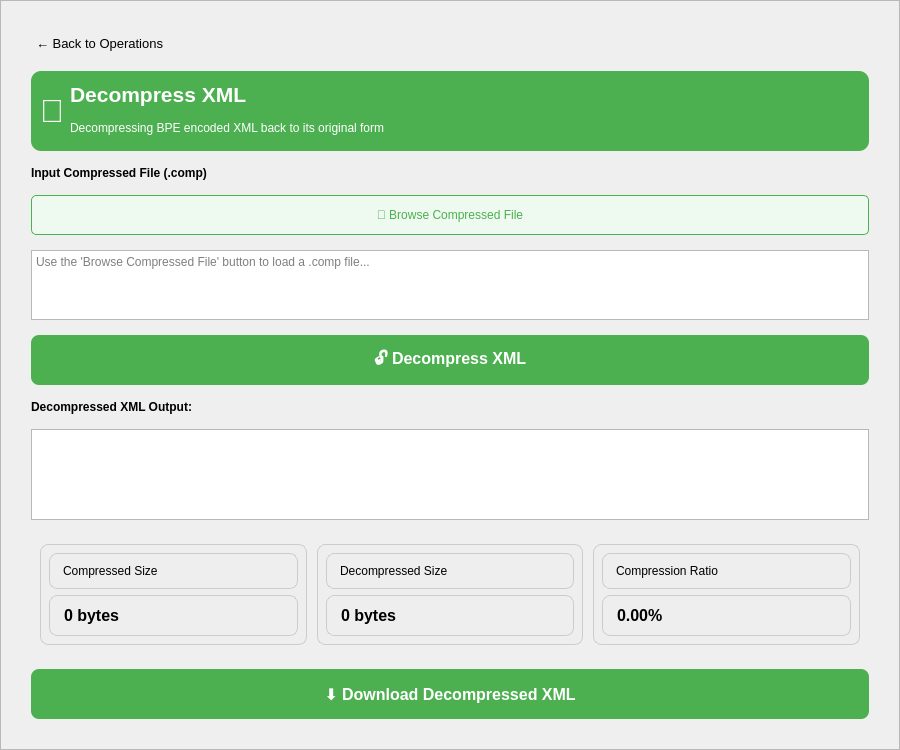
Before: the Qt Designer form src/UI/pages/DecompressPage.ui in amr10w/ILoveXML, drawn with Qt 5.
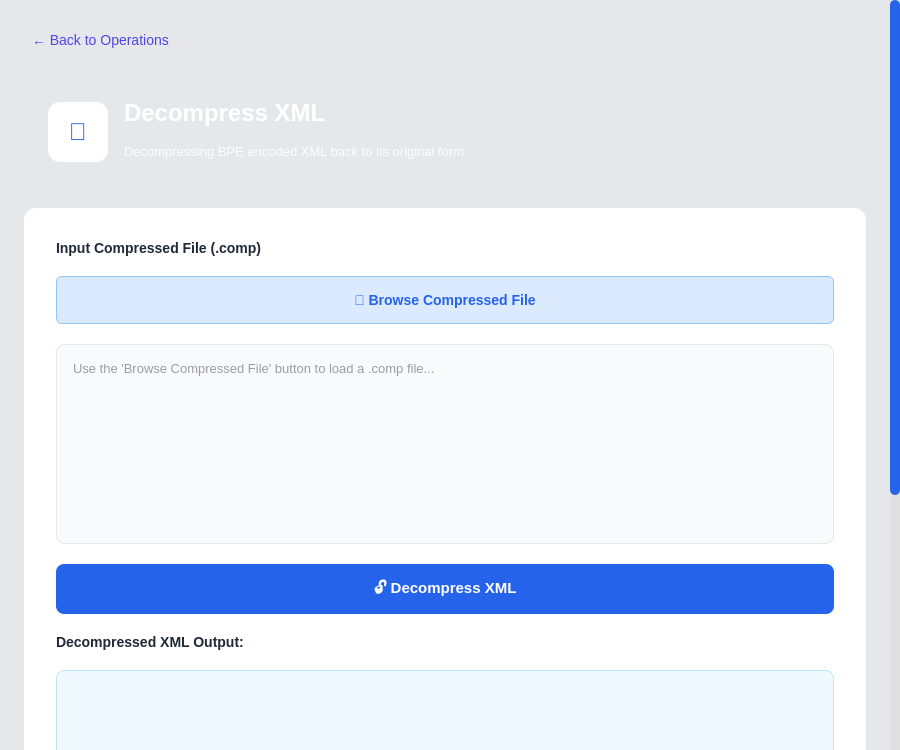
After: the same form once the commit is applied.

Commit message: fix Back to Operations button in all operations pages

```diff
--- a/src/UI/pages/DecompressPage.ui
+++ b/src/UI/pages/DecompressPage.ui
@@ -1,7 +1,7 @@
 <?xml version="1.0" encoding="UTF-8"?>
 <ui version="4.0">
  <class>DecompressPage</class>
- <widget class="QScrollArea" name="DecompressPage">
+ <widget class="QWidget" name="DecompressPage">
   <property name="geometry">
    <rect>
     <x>0</x>
@@ -13,92 +13,254 @@
   <property name="windowTitle">
    <string>Decompress XML</string>
   </property>
+  <property name="styleSheet">
+   <string notr="true">
+/* Global styles */
+QWidget {
+    background-color: #e5e7eb;
+}
+QLabel {
+    background-color: transparent;
+}
+
+/* Specific styling for scroll area's content wrapper */
+QWidget#scrollAreaWidgetContents {
+    background-color: #e5e7eb;
+}
+
+/* Back Button */
+QPushButton#backButton {
+    background-color: transparent;
+    border: none;
+    color: #4f46e5;
+    font-size: 14px;
+    text-align: left;
+    padding: 8px;
+}
+
+QPushButton#backButton:hover {
+    background-color: rgba(79, 70, 229, 0.1);
+    border-radius: 6px;
+    text-decoration: none;
+}
+
+/* Header Widget (Gradient Blue) - Overriding for Green Theme if desired, but user asked for Gradient Blue styling from Reference? 
+   User said: "Update the headerWidget to use the Gradient Blue styling from the Reference"
+   Okay, I will use the blue gradient. */
+QWidget#headerWidget {
+    background: qlineargradient(x1:0, y1:0, x2:1, y2:0,
+                                 stop:0 #2563eb, stop:1 #0891b2);
+    border-radius: 12px;
+}
+
+QLabel#titleLabel {
+    color: white;
+    font-size: 24px;
+    font-weight: bold;
+}
+
+QLabel#subtitleLabel {
+    color: rgba(255, 255, 255, 0.9);
+    font-size: 13px;
+}
+
+/* Content Widget (White Card) */
+QWidget#contentWidget {
+    background-color: white;
+    border-radius: 12px;
+}
+
+/* Labels */
+QLabel#inputLabel, QLabel#outputLabel {
+    color: #1f2937;
+    font-size: 14px;
+    font-weight: 600;
+}
+
+/* Browse Button */
+QPushButton#browseButton {
+    background-color: #dbeafe;
+    color: #2563eb;
+    border: 1px solid #93c5fd;
+    border-radius: 6px;
+    padding: 12px 24px;
+    font-size: 14px;
+    font-weight: 500;
+}
+
+QPushButton#browseButton:hover {
+    background-color: #bfdbfe;
+}
+
+/* Input Text Edit */
+QTextEdit#inputTextEdit {
+    background-color: #f9fafb;
+    border: 1px solid #e5e7eb;
+    border-radius: 8px;
+    padding: 12px;
+    font-family: 'Courier New', monospace;
+    font-size: 13px;
+    color: #374151;
+}
+
+QTextEdit#inputTextEdit:focus {
+    border: 2px solid #3b82f6;
+    background-color: white;
+}
+
+/* Output Text Edit */
+QTextEdit#outputTextEdit {
+    background-color: #f0f9ff;
+    border: 1px solid #bae6fd;
+    border-radius: 8px;
+    padding: 12px;
+    font-family: 'Courier New', monospace;
+    font-size: 13px;
+    color: #0c4a6e;
+}
+
+/* Decompress Button */
+QPushButton#decompressButton {
+    background-color: #2563eb;
+    color: white;
+    border: none;
+    border-radius: 8px;
+    padding: 14px 28px;
+    font-size: 15px;
+    font-weight: 600;
+}
+
+QPushButton#decompressButton:hover {
+    background-color: #1d4ed8;
+}
+
+QPushButton#decompressButton:pressed {
+    background-color: #1e40af;
+}
+
+/* Download Button */
+QPushButton#downloadButton {
+    background-color: #3b82f6;
+    color: white;
+    border: none;
+    border-radius: 8px;
+    padding: 12px 24px;
+    font-size: 14px;
+    font-weight: 600;
+}
+
+QPushButton#downloadButton:hover {
+    background-color: #2563eb;
+}
+
+/* Stats Box Styling */
+QWidget#originalSizeBox, QWidget#decompressedSizeBox, QWidget#reductionRatioBox {
+    background-color: #f3f4f6;
+    border: 1px solid #e5e7eb;
+    border-radius: 8px;
+}
+QLabel { color: #374151; }
+QLabel#originalSizeLabel, QLabel#decompressedSizeLabel, QLabel#reductionLabel {
+    color: #111827;
+}
+
+/* ScrollBar */
+QScrollBar:vertical {
+    border: none;
+    background: #e0e0e0;
+    width: 10px; 
+    margin: 0px; 
+}
+QScrollBar::handle:vertical {
+    background: #2563eb; 
+    min-height: 20px;
+    border-radius: 5px;
+}
+QScrollBar::handle:vertical:hover {
+    background: #1d4ed8; 
+}
+QScrollBar::add-line:vertical, QScrollBar::sub-line:vertical {
+    border: none;
+    background: none;
+    height: 0px; 
+}
+QScrollBar::add-page:vertical, QScrollBar::sub-page:vertical {
+    background: none;
+}
+   </string>
+  </property>
+
+  <layout class="QVBoxLayout" name="rootLayout">
+   <property name="leftMargin"><number>0</number></property>
+   <property name="rightMargin"><number>0</number></property>
+   <property name="topMargin"><number>0</number></property>
+   <property name="bottomMargin"><number>0</number></property>
+
+   <item>
+    <widget class="QScrollArea" name="scrollArea">
   <property name="widgetResizable">
    <bool>true</bool>
   </property>
+     <property name="frameShape">
+      <enum>QFrame::NoFrame</enum>
+     </property>
+
   <widget class="QWidget" name="scrollAreaWidgetContents">
-   <layout class="QVBoxLayout" name="verticalLayout">
-    <property name="spacing">
-     <number>15</number>
-    </property>
-    <property name="leftMargin">
-     <number>30</number>
-    </property>
-    <property name="topMargin">
-     <number>30</number>
-    </property>
-    <property name="rightMargin">
-     <number>30</number>
-    </property>
-    <property name="bottomMargin">
-     <number>30</number>
-    </property>
-    
-    <item alignment="Qt::AlignLeft"> 
+      <layout class="QVBoxLayout" name="mainLayout">
+       <property name="spacing"><number>16</number></property>
+       <property name="leftMargin"><number>24</number></property>
+       <property name="topMargin"><number>24</number></property>
+       <property name="rightMargin"><number>24</number></property>
+       <property name="bottomMargin"><number>24</number></property>
+
+       <!-- 1. Back Button (Plain) -->
+       <item>
      <widget class="QPushButton" name="backButton">
-      <property name="font">
-       <font>
-        <pointsize>10</pointsize>
-       </font>
-      </property>
-      <property name="styleSheet">
-       <string notr="true">
-        QPushButton {
-         border: none;
-         background-color: transparent;
-         color: black; 
-         padding: 5px;
-         text-align: left;
-        }
-        QPushButton:hover {
-         text-decoration: underline;
-        }
-       </string>
-      </property>
       <property name="text">
        <string>← Back to Operations</string>
       </property>
-     </widget>
-    </item>
-    
+         <property name="cursor">
+          <cursorShape>PointingHandCursor</cursorShape>
+         </property>
+        </widget>
+       </item>
+
+       <!-- 2. Header Widget -->
     <item>
-     <widget class="QWidget" name="headerWidget">
+        <widget class="QWidget" name="headerWidget" native="true">
       <property name="minimumSize">
-       <size>
-        <width>0</width>
-        <height>80</height>
-       </size>
-      </property>
-      <property name="styleSheet">
-       <string notr="true">background-color: #4CAF50; border-radius: 10px; color: white;</string>
-      </property>
-      <layout class="QHBoxLayout" name="horizontalLayout_header">
+          <size><width>0</width><height>120</height></size>
+         </property>
+         <layout class="QHBoxLayout" name="headerLayout">
+          <property name="spacing"><number>16</number></property>
+          <property name="leftMargin"><number>24</number></property>
+          <property name="topMargin"><number>24</number></property>
+          <property name="rightMargin"><number>24</number></property>
+          <property name="bottomMargin"><number>24</number></property>
+
        <item>
         <widget class="QLabel" name="iconLabel">
-         <property name="text">
-          <string>📂</string>
-         </property>
-         <property name="font">
-          <font>
-           <pointsize>24</pointsize>
-          </font>
-         </property>
+            <property name="minimumSize">
+             <size><width>60</width><height>60</height></size>
+            </property>
+            <property name="maximumSize">
+             <size><width>60</width><height>60</height></size>
+            </property>
+            <property name="styleSheet">
+             <string notr="true">background-color: white; border-radius: 12px; font-size: 24px; font-weight: bold; color: #2563eb;</string>
+            </property>
+            <property name="text"><string>📂</string></property>
          <property name="alignment">
           <set>Qt::AlignCenter</set>
          </property>
         </widget>
        </item>
+
        <item>
-        <layout class="QVBoxLayout" name="verticalLayout_title">
+           <layout class="QVBoxLayout" name="headerTextLayout">
+            <property name="spacing"><number>4</number></property>
          <item>
           <widget class="QLabel" name="titleLabel">
-           <property name="font">
-            <font>
-             <pointsize>16</pointsize>
-             <weight>75</weight>
-             <bold>true</bold>
-            </font>
-           </property>
            <property name="text">
             <string>Decompress XML</string>
            </property>
@@ -113,57 +275,46 @@
          </item>
         </layout>
        </item>
-       <item>
-        <spacer name="horizontalSpacer">
-         <property name="orientation">
-          <enum>Qt::Horizontal</enum>
-         </property>
-         <property name="sizeHint" stdset="0">
-          <size>
-           <width>40</width>
-           <height>20</height>
-          </size>
-         </property>
-        </spacer>
-       </item>
+          <item><spacer name="horizontalSpacer"><property name="orientation"><enum>Qt::Horizontal</enum></property></spacer></item>
       </layout>
      </widget>
     </item>
-    
+
+       <!-- 3. Content Widget (White Card) -->
+       <item>
+        <widget class="QWidget" name="contentWidget" native="true">
+         <layout class="QVBoxLayout" name="contentLayout">
+          <property name="spacing"><number>20</number></property>
+          <property name="leftMargin"><number>32</number></property>
+          <property name="topMargin"><number>32</number></property>
+          <property name="rightMargin"><number>32</number></property>
+          <property name="bottomMargin"><number>32</number></property>
+
+          <!-- Input Label -->
     <item>
      <widget class="QLabel" name="inputLabel">
-      <property name="font">
-       <font>
-        <weight>75</weight>
-        <bold>false</bold>
-       </font>
-      </property>
-      <property name="styleSheet">
-       <string notr="true">color: black;</string>
-      </property>
       <property name="text">
        <string>Input Compressed File (.comp)</string>
       </property>
      </widget>
     </item>
-    
+
+          <!-- Browse Button -->
     <item>
      <widget class="QPushButton" name="browseButton">
       <property name="minimumSize">
-       <size>
-        <width>0</width>
-        <height>40</height>
-       </size>
-      </property>
-      <property name="styleSheet">
-       <string notr="true">background-color: #EEFAF0; color: #4CAF50; border: 1px solid #4CAF50; border-radius: 5px;</string>
+             <size><width>0</width><height>48</height></size>
+            </property>
+            <property name="cursor">
+             <cursorShape>PointingHandCursor</cursorShape>
       </property>
       <property name="text">
        <string>📂 Browse Compressed File</string>
       </property>
      </widget>
     </item>
-    
+
+          <!-- Input Text Edit -->
     <item>
      <widget class="QTextEdit" name="inputTextEdit">
       <property name="sizePolicy">
@@ -172,79 +323,50 @@
         <verstretch>1</verstretch>
        </sizepolicy>
       </property>
-      <property name="minimumHeight">
-       <number>150</number>
-      </property>
-      <property name="styleSheet">
-       <string notr="true">color: black;</string>
+            <property name="minimumSize">
+             <size><width>0</width><height>200</height></size>
       </property>
       <property name="placeholderText">
        <string>Use the 'Browse Compressed File' button to load a .comp file...</string>
       </property>
      </widget>
     </item>
-    
+
+          <!-- Decompress Button -->
     <item>
      <widget class="QPushButton" name="decompressButton">
       <property name="minimumSize">
-       <size>
-        <width>0</width>
-        <height>50</height>
-       </size>
-      </property>
-      <property name="font">
-       <font>
-        <pointsize>12</pointsize>
-        <weight>75</weight>
-        <bold>true</bold>
-       </font>
-      </property>
-      <property name="styleSheet">
-       <string notr="true">background-color: #4CAF50; color: white; border-radius: 8px;</string>
+             <size><width>0</width><height>50</height></size>
+            </property>
+            <property name="cursor">
+             <cursorShape>PointingHandCursor</cursorShape>
       </property>
       <property name="text">
        <string>🔓 Decompress XML</string>
       </property>
      </widget>
     </item>
-    
+
+          <!-- Output Label -->
     <item>
      <widget class="QLabel" name="outputLabel">
-      <property name="font">
-       <font>
-        <weight>75</weight>
-        <bold>true</bold>
-       </font>
-      </property>
-      <property name="text">
-       <string>Decompressed XML Output:</string>
-      </property>
-      <property name="visible">
-       <bool>false</bool>
-      </property>
-      <property name="styleSheet">
-       <string notr="true">color: black;</string>
-      </property>
-     </widget>
-    </item>
-    
+            <property name="text"><string>Decompressed XML Output:</string></property>
+            <property name="visible"><bool>false</bool></property>
+           </widget>
+          </item>
+
+          <!-- Output Text Edit -->
     <item>
      <widget class="QTextEdit" name="outputTextEdit">
-      <property name="visible">
-       <bool>false</bool>
-      </property>
-      <property name="minimumHeight">
-       <number>150</number>
-      </property>
-      <property name="readOnly">
-       <bool>true</bool>
-      </property>
-      <property name="styleSheet">
-       <string notr="true">color: black;</string>
-      </property>
-     </widget>
-    </item>
-    
+            <property name="minimumSize">
+             <size><width>0</width><height>250</height></size>
+            </property>
+            <property name="readOnly"><bool>true</bool></property>
+            <property name="visible"><bool>false</bool></property>
+           </widget>
+          </item>
+          
+          <!-- Stats Container -->
     <item>
      <widget class="QWidget" name="statsContainer">
       <property name="visible">
@@ -257,143 +379,60 @@
        
        <item>
         <widget class="QWidget" name="originalSizeBox">
-         <property name="styleSheet">
-          <string notr="true">background-color: #EEE; border-radius: 8px; padding: 10px; border: 1px solid #CCC; color: black;</string>
-         </property>
          <layout class="QVBoxLayout" name="verticalLayout_original">
-          <item>
-           <widget class="QLabel" name="label_original">
-            <property name="text">
-             <string>Compressed Size</string>
-            </property>
-           </widget>
-          </item>
-          <item>
-           <widget class="QLabel" name="originalSizeLabel">
-            <property name="font">
-             <font>
-              <pointsize>12</pointsize>
-              <weight>75</weight>
-              <bold>true</bold>
-             </font>
-            </property>
-            <property name="text">
-             <string>0 bytes</string>
-            </property>
-           </widget>
-          </item>
+                <item><widget class="QLabel" name="label_original"><property name="text"><string>Compressed Size</string></property></widget></item>
+                <item><widget class="QLabel" name="originalSizeLabel"><property name="text"><string>0 bytes</string></property><property name="font"><font><bold>true</bold><pointsize>12</pointsize></font></property></widget></item>
          </layout>
         </widget>
        </item>
        
        <item>
         <widget class="QWidget" name="decompressedSizeBox">
-         <property name="styleSheet">
-          <string notr="true">background-color: #EEE; border-radius: 8px; padding: 10px; border: 1px solid #CCC; color: black;</string>
-         </property>
          <layout class="QVBoxLayout" name="verticalLayout_decompressed">
-          <item>
-           <widget class="QLabel" name="label_decompressed">
-            <property name="text">
-             <string>Decompressed Size</string>
-            </property>
-           </widget>
-          </item>
-          <item>
-           <widget class="QLabel" name="decompressedSizeLabel">
-            <property name="font">
-             <font>
-              <pointsize>12</pointsize>
-              <weight>75</weight>
-              <bold>true</bold>
-             </font>
-            </property>
-            <property name="text">
-             <string>0 bytes</string>
-            </property>
-           </widget>
-          </item>
+                <item><widget class="QLabel" name="label_decompressed"><property name="text"><string>Decompressed Size</string></property></widget></item>
+                <item><widget class="QLabel" name="decompressedSizeLabel"><property name="text"><string>0 bytes</string></property><property name="font"><font><bold>true</bold><pointsize>12</pointsize></font></property></widget></item>
          </layout>
         </widget>
        </item>
        
        <item>
         <widget class="QWidget" name="reductionRatioBox">
-         <property name="styleSheet">
-          <string notr="true">background-color: #EEE; border-radius: 8px; padding: 10px; border: 1px solid #CCC; color: black;</string>
-         </property>
          <layout class="QVBoxLayout" name="verticalLayout_reduction">
-          <item>
-           <widget class="QLabel" name="label_reduction">
-            <property name="text">
-             <string>Compression Ratio</string>
-            </property>
-           </widget>
-          </item>
-          <item>
-           <widget class="QLabel" name="reductionLabel">
-            <property name="font">
-             <font>
-              <pointsize>12</pointsize>
-              <weight>75</weight>
-              <bold>true</bold>
-             </font>
-            </property>
-            <property name="text">
-             <string>0.00%</string>
-            </property>
-           </widget>
-          </item>
+                <item><widget class="QLabel" name="label_reduction"><property name="text"><string>Compression Ratio</string></property></widget></item>
+                <item><widget class="QLabel" name="reductionLabel"><property name="text"><string>0.00%</string></property><property name="font"><font><bold>true</bold><pointsize>12</pointsize></font></property></widget></item>
          </layout>
         </widget>
        </item>
       </layout>
      </widget>
     </item>
-    
+
+          <!-- Download Button -->
     <item>
      <widget class="QPushButton" name="downloadButton">
       <property name="minimumSize">
-       <size>
-        <width>0</width>
-        <height>50</height>
-       </size>
-      </property>
-      <property name="font">
-       <font>
-        <pointsize>12</pointsize>
-        <weight>75</weight>
-        <bold>true</bold>
-       </font>
-      </property>
-      <property name="styleSheet">
-       <string notr="true">background-color: #4CAF50; color: white; border-radius: 8px;</string>
+             <size><width>0</width><height>45</height></size>
+            </property>
+            <property name="cursor">
+             <cursorShape>PointingHandCursor</cursorShape>
       </property>
       <property name="text">
        <string>⬇️ Download Decompressed XML</string>
       </property>
-      <property name="visible">
-       <bool>false</bool>
-      </property>
-     </widget>
-    </item>
-    
-    <item>
-     <spacer name="verticalSpacer">
-      <property name="orientation">
-       <enum>Qt::Vertical</enum>
-      </property>
-      <property name="sizeHint" stdset="0">
-       <size>
-        <width>20</width>
-        <height>40</height>
-       </size>
-      </property>
-     </spacer>
-    </item>
-    
-   </layout>
-  </widget>
+            <property name="visible"><bool>false</bool></property>
+           </widget>
+          </item>
+
+         </layout>
+        </widget>
+       </item>
+
+      </layout>
+     </widget>
+    </widget>
+   </item>
+
+  </layout>
  </widget>
  <resources/>
  <connections/>
```
Left out of the diff: 11 changed lines with no effect on the pictures. Lines whose indentation alone changed are shown as unchanged. The commit also changes 21 other files.
